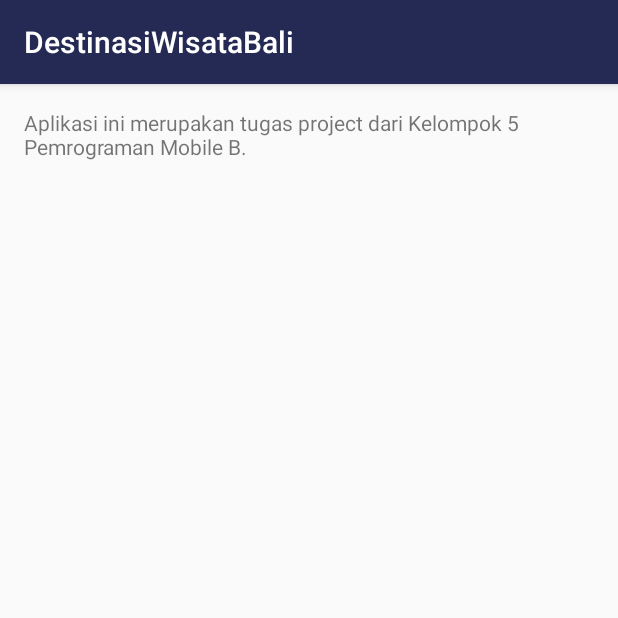
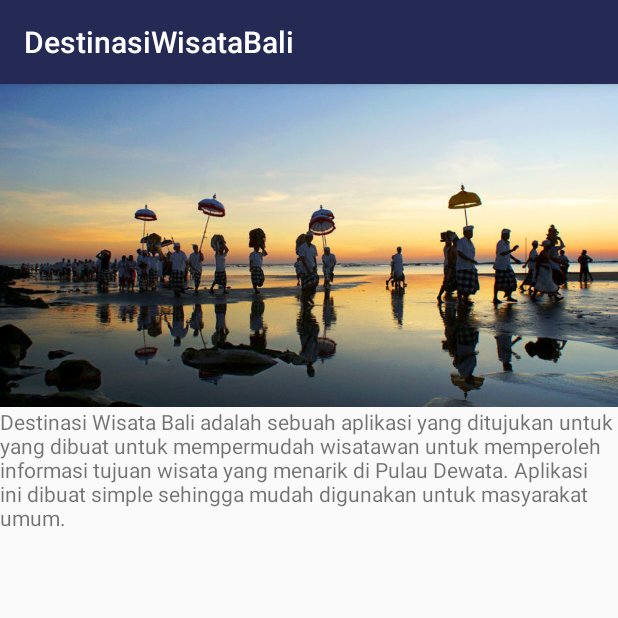
Before and after one commit to dedekarmawan/progmobKelompok, an Android app: the TentangActivity screen opened directly, with no data from a screen before it, on a phone screen of 412 x 824 dp, the top half of it. Run offline under Robolectric (Android 15) with nearby library versions, the phone set to English and light mode, and no system bars.

Commit message:
logo,item, about

```diff
--- a/app/src/main/AndroidManifest.xml
+++ b/app/src/main/AndroidManifest.xml
@@ -6,7 +6,7 @@
 
     <application
         android:allowBackup="true"
-        android:icon="@drawable/logo1"
+        android:icon="@drawable/icon"
         android:label="@string/app_name"
         android:roundIcon="@mipmap/ic_launcher_round"
         android:supportsRtl="true"
--- a/app/src/main/java/com/example/destinasiwisatabali/Buleleng.java
+++ b/app/src/main/java/com/example/destinasiwisatabali/Buleleng.java
@@ -21,6 +21,7 @@ public class Buleleng extends AppCompatActivity {
         list.addAll(BulelengData.getListData());
         showRecyclerList();
     }
+
     private void showRecyclerList(){
         rvCategory.setLayoutManager(new LinearLayoutManager(this));
         ListKabupatenAdapter listKabupatenAdapter = new ListKabupatenAdapter(this);
--- a/app/src/main/java/com/example/destinasiwisatabali/Karangasem.java
+++ b/app/src/main/java/com/example/destinasiwisatabali/Karangasem.java
@@ -35,4 +35,6 @@ public class Karangasem {
 
         return list3;
     }
+
+
 }
--- a/app/src/main/java/com/example/destinasiwisatabali/MainActivity.java
+++ b/app/src/main/java/com/example/destinasiwisatabali/MainActivity.java
@@ -4,6 +4,7 @@ import android.support.v7.app.AppCompatActivity;
 import android.os.Bundle;
 import android.support.v7.widget.LinearLayoutManager;
 import android.support.v7.widget.RecyclerView;
+import android.widget.Button;
 
 import java.util.ArrayList;
 
@@ -21,6 +22,7 @@ public class MainActivity extends AppCompatActivity {
 
         list.addAll(Karangasem.getListData());
         showRecyclerList();
+
     }
 
     private void showRecyclerList(){
--- a/app/src/main/res/layout/activity_tentang.xml
+++ b/app/src/main/res/layout/activity_tentang.xml
@@ -1,17 +1,23 @@
 <?xml version="1.0" encoding="utf-8"?>
-<RelativeLayout xmlns:android="http://schemas.android.com/apk/res/android"
+<LinearLayout xmlns:android="http://schemas.android.com/apk/res/android"
     xmlns:app="http://schemas.android.com/apk/res-auto"
     xmlns:tools="http://schemas.android.com/tools"
     android:layout_width="match_parent"
     android:layout_height="match_parent"
-    android:paddingBottom="@dimen/activity_vertical_margin"
-    android:paddingLeft="@dimen/activity_horizontal_margin"
-    android:paddingRight="@dimen/activity_horizontal_margin"
-    android:paddingTop="@dimen/activity_vertical_margin"
-    tools:context=".TentangActivity">
+    android:paddingBottom="0dp"
+    android:paddingLeft="0dp"
+    android:paddingRight="0dp"
+    android:paddingTop="0dp"
+    tools:context=".TentangActivity"
+    android:orientation="vertical">
+
+    <ImageView
+        android:layout_width="match_parent"
+        android:layout_height="215dp"
+        android:src="@drawable/melasti" />
 
     <TextView
         android:layout_width="match_parent"
         android:layout_height="wrap_content"
         android:text="@string/tentang_app" />
-</RelativeLayout>
+</LinearLayout>
--- a/app/src/main/res/values/strings.xml
+++ b/app/src/main/res/values/strings.xml
@@ -15,7 +15,7 @@
     <string name="hubungikami">Hubungi Kami</string>
     <string name="bahasa">Bahasa</string>
     <string name="beranda">Beranda</string>
-    <string name="tentang_app">Aplikasi ini merupakan tugas project dari Kelompok 5 Pemrograman Mobile B.</string>
+    <string name="tentang_app">Destinasi Wisata Bali adalah sebuah aplikasi yang ditujukan untuk yang dibuat untuk mempermudah wisatawan untuk memperoleh informasi tujuan wisata yang menarik di Pulau Dewata. Aplikasi ini dibuat simple sehingga mudah digunakan untuk masyarakat umum. </string>
     <string name="kontak">
         Telp: +6281234567xxx \nEmail: gmail@kelompok5.com
     </string>
```
Also changed, not shown: app/src/main/res/layout/activity_bahasa.xml (+4 -4 lines), app/src/main/res/drawable/icon.png (added), app/src/main/res/drawable/logo_bg.png, app/src/main/res/drawable/melasti.jpg (added).
